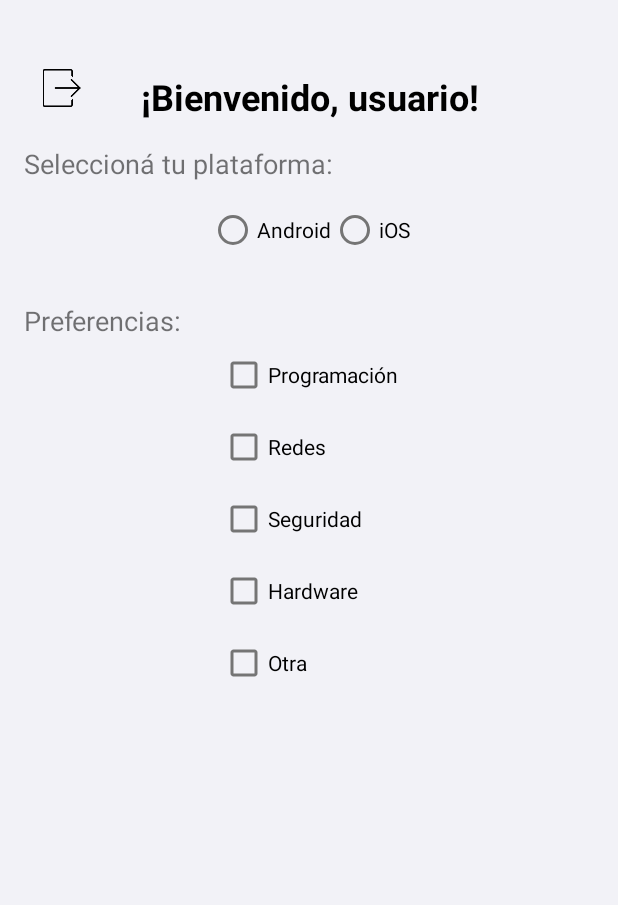
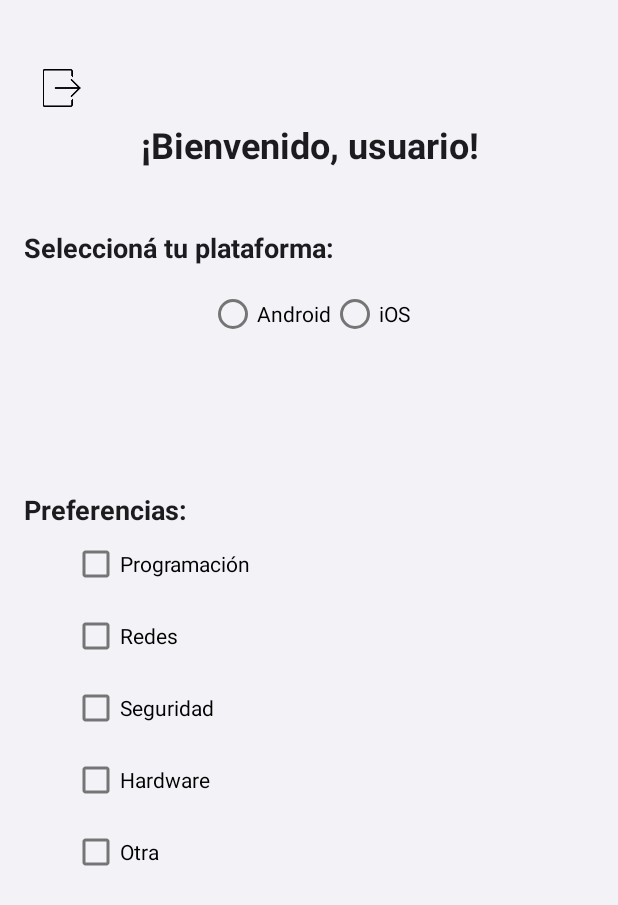
Before and after one commit to RodrigoCapreDev/Grupo5_AplicacionesMoviles, an Android app: the BienvenidaActivity screen opened directly, with no data from a screen before it, on a phone screen of 412 x 824 dp. Shown: the top 905 px of the screen. Run offline under Robolectric (Android 15) with nearby library versions, the phone set to English and light mode, and no system bars.

Commit message:
Variables globales para los colores y se modificaron algunos estilos

```diff
--- a/TP1/app/src/main/res/layout/activity_bienvenida.xml
+++ b/TP1/app/src/main/res/layout/activity_bienvenida.xml
@@ -13,10 +13,10 @@
             android:id="@+id/tvBienvenida"
             android:layout_width="0dp"
             android:layout_height="wrap_content"
-            android:layout_marginTop="32dp"
+            android:layout_marginTop="64dp"
             android:text="¡Bienvenido!"
             android:textAlignment="center"
-            android:textColor="@android:color/black"
+            android:textColor="@color/colorPrimary"
             android:textSize="24sp"
             android:textStyle="bold"
             app:layout_constraintEnd_toEndOf="parent"
@@ -27,11 +27,11 @@
             android:id="@+id/tvPlataforma"
             android:layout_width="wrap_content"
             android:layout_height="wrap_content"
-            android:layout_marginTop="16dp"
+            android:layout_marginTop="40dp"
             android:text="Seleccioná tu plataforma:"
+            android:textColor="@color/colorPrimary"
             android:textSize="18sp"
-            app:layout_constraintEnd_toEndOf="parent"
-            app:layout_constraintHorizontal_bias="0.0"
+            android:textStyle="bold"
             app:layout_constraintStart_toStartOf="parent"
             app:layout_constraintTop_toBottomOf="@id/tvBienvenida" />
 
@@ -39,11 +39,11 @@
             android:id="@+id/radioGroupPlataforma"
             android:layout_width="wrap_content"
             android:layout_height="wrap_content"
+            android:layout_marginTop="8dp"
             android:orientation="horizontal"
-            android:layout_marginTop="8dp"
-            app:layout_constraintTop_toBottomOf="@id/tvPlataforma"
+            app:layout_constraintEnd_toEndOf="parent"
             app:layout_constraintStart_toStartOf="parent"
-            app:layout_constraintEnd_toEndOf="parent" >
+            app:layout_constraintTop_toBottomOf="@id/tvPlataforma">
 
             <RadioButton
                 android:id="@+id/radioAndroid"
@@ -65,39 +65,38 @@
             android:layout_marginTop="8dp"
             android:contentDescription="Logo de la plataforma"
             android:visibility="gone"
-            app:layout_constraintTop_toBottomOf="@id/radioGroupPlataforma"
+            app:layout_constraintEnd_toEndOf="parent"
             app:layout_constraintStart_toStartOf="parent"
-            app:layout_constraintEnd_toEndOf="parent"/>
+            app:layout_constraintTop_toBottomOf="@id/radioGroupPlataforma" />
 
 
         <TextView
             android:id="@+id/tvPreferencias"
             android:layout_width="wrap_content"
             android:layout_height="wrap_content"
-            android:layout_marginTop="24dp"
+            android:layout_marginTop="150dp"
             android:text="Preferencias:"
+            android:textColor="@color/colorPrimary"
             android:textSize="18sp"
-            app:layout_constraintEnd_toEndOf="parent"
-            app:layout_constraintHorizontal_bias="0.0"
+            android:textStyle="bold"
             app:layout_constraintStart_toStartOf="parent"
-            app:layout_constraintTop_toBottomOf="@id/imgPlataforma" />
+            app:layout_constraintTop_toBottomOf="@id/tvPlataforma" />
 
         <CheckBox
             android:id="@+id/checkProgramacion"
             android:layout_width="wrap_content"
             android:layout_height="wrap_content"
+            android:layout_marginStart="32dp"
             android:text="Programación"
-            app:layout_constraintTop_toBottomOf="@id/tvPreferencias"
             app:layout_constraintStart_toStartOf="parent"
-            app:layout_constraintEnd_toEndOf="parent"/>
+            app:layout_constraintTop_toBottomOf="@id/tvPreferencias" />
 
         <CheckBox
             android:id="@+id/checkRedes"
             android:layout_width="wrap_content"
             android:layout_height="wrap_content"
+            android:layout_marginStart="32dp"
             android:text="Redes"
-            app:layout_constraintEnd_toEndOf="parent"
-            app:layout_constraintHorizontal_bias="0.422"
             app:layout_constraintStart_toStartOf="parent"
             app:layout_constraintTop_toBottomOf="@id/checkProgramacion" />
 
@@ -105,9 +104,8 @@
             android:id="@+id/checkSeguridad"
             android:layout_width="wrap_content"
             android:layout_height="wrap_content"
+            android:layout_marginStart="32dp"
             android:text="Seguridad"
-            app:layout_constraintEnd_toEndOf="parent"
-            app:layout_constraintHorizontal_bias="0.459"
             app:layout_constraintStart_toStartOf="parent"
             app:layout_constraintTop_toBottomOf="@id/checkRedes" />
 
@@ -115,9 +113,8 @@
             android:id="@+id/checkHardware"
             android:layout_width="wrap_content"
             android:layout_height="wrap_content"
+            android:layout_marginStart="32dp"
             android:text="Hardware"
-            app:layout_constraintEnd_toEndOf="parent"
-            app:layout_constraintHorizontal_bias="0.454"
             app:layout_constraintStart_toStartOf="parent"
             app:layout_constraintTop_toBottomOf="@id/checkSeguridad" />
 
@@ -125,9 +122,8 @@
             android:id="@+id/checkOtra"
             android:layout_width="wrap_content"
             android:layout_height="wrap_content"
+            android:layout_marginStart="32dp"
             android:text="Otra"
-            app:layout_constraintEnd_toEndOf="parent"
-            app:layout_constraintHorizontal_bias="0.406"
             app:layout_constraintStart_toStartOf="parent"
             app:layout_constraintTop_toBottomOf="@id/checkHardware" />
 
@@ -135,12 +131,14 @@
             android:id="@+id/editOtraPreferencia"
             android:layout_width="0dp"
             android:layout_height="wrap_content"
+            android:layout_marginTop="8dp"
+            android:layout_marginHorizontal="16dp"
+            android:backgroundTint="@color/colorPrimaryVariant"
             android:hint="Especificá tu preferencia"
             android:visibility="gone"
-            android:layout_marginTop="8dp"
-            app:layout_constraintTop_toBottomOf="@id/checkOtra"
+            app:layout_constraintEnd_toEndOf="parent"
             app:layout_constraintStart_toStartOf="parent"
-            app:layout_constraintEnd_toEndOf="parent" />
+            app:layout_constraintTop_toBottomOf="@id/checkOtra" />
 
         <ImageView
             android:id="@+id/ivLogout"
--- a/TP1/app/src/main/res/layout/activity_forgotpassword.xml
+++ b/TP1/app/src/main/res/layout/activity_forgotpassword.xml
@@ -12,7 +12,7 @@
         android:layout_marginTop="218dp"
         android:text=" Recupere su contraseña"
         android:textAlignment="center"
-        android:textColor="#000000"
+        android:textColor="@color/colorPrimary"
         android:textSize="34sp"
         android:textStyle="bold"
         app:layout_constraintEnd_toEndOf="parent"
@@ -28,6 +28,7 @@
 
     <TextView
         android:id="@+id/tvBody"
+        android:textColor="@color/colorPrimaryVariant"
         android:layout_width="0dp"
         android:layout_height="wrap_content"
         android:layout_marginStart="32dp"
@@ -41,6 +42,8 @@
 
     <EditText
         android:id="@+id/etEmail"
+        android:hint="ejemplo@gmail.com"
+        android:backgroundTint="@color/colorPrimaryVariant"
         android:layout_width="0dp"
         android:layout_height="55dp"
         android:layout_marginStart="32dp"
--- a/TP1/app/src/main/res/values/colors.xml
+++ b/TP1/app/src/main/res/values/colors.xml
@@ -1,7 +1,7 @@
 <?xml version="1.0" encoding="utf-8"?>
 <resources>
     <color name="colorPrimary">#1C1C1E</color>
-    <color name="colorPrimaryVariant">#2C2C2E</color>
+    <color name="colorPrimaryVariant">#4E4E4E</color>
     <color name="colorOnPrimary">#FFFFFF</color>
 
     <color name="colorSecondary">#0A84FF</color>
```
Also changed, not shown: TP1/app/src/main/res/layout/activity_main.xml (+14 -9 lines), TP1/app/src/main/res/layout/activity_register.xml (+13 -0 lines).
